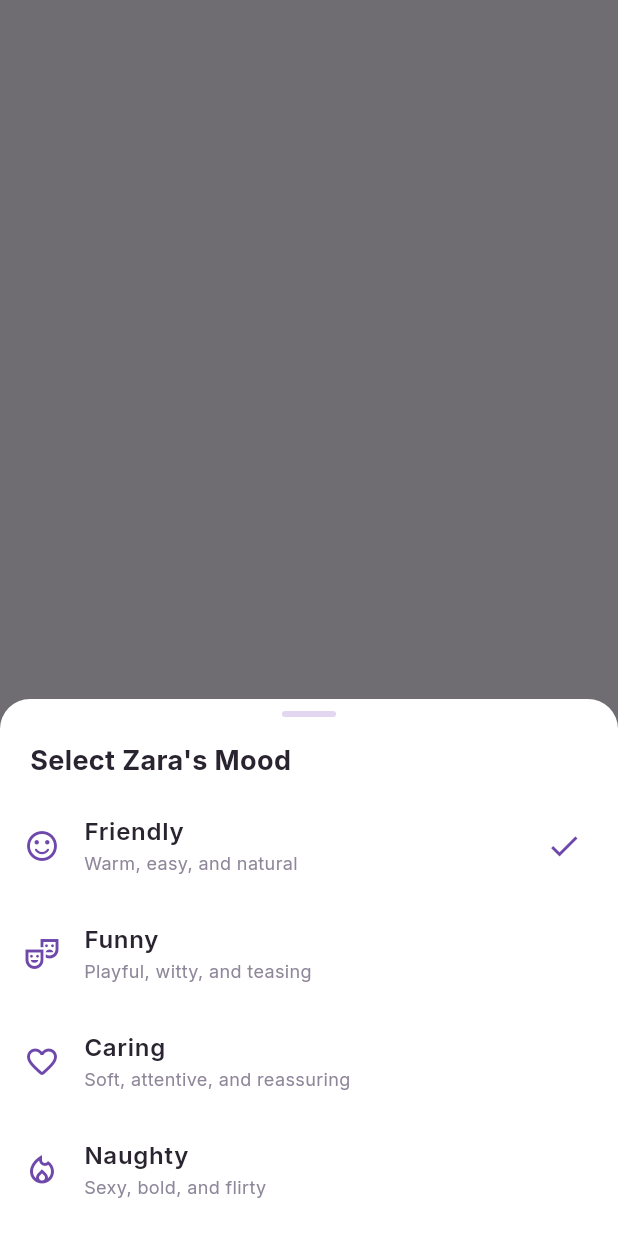
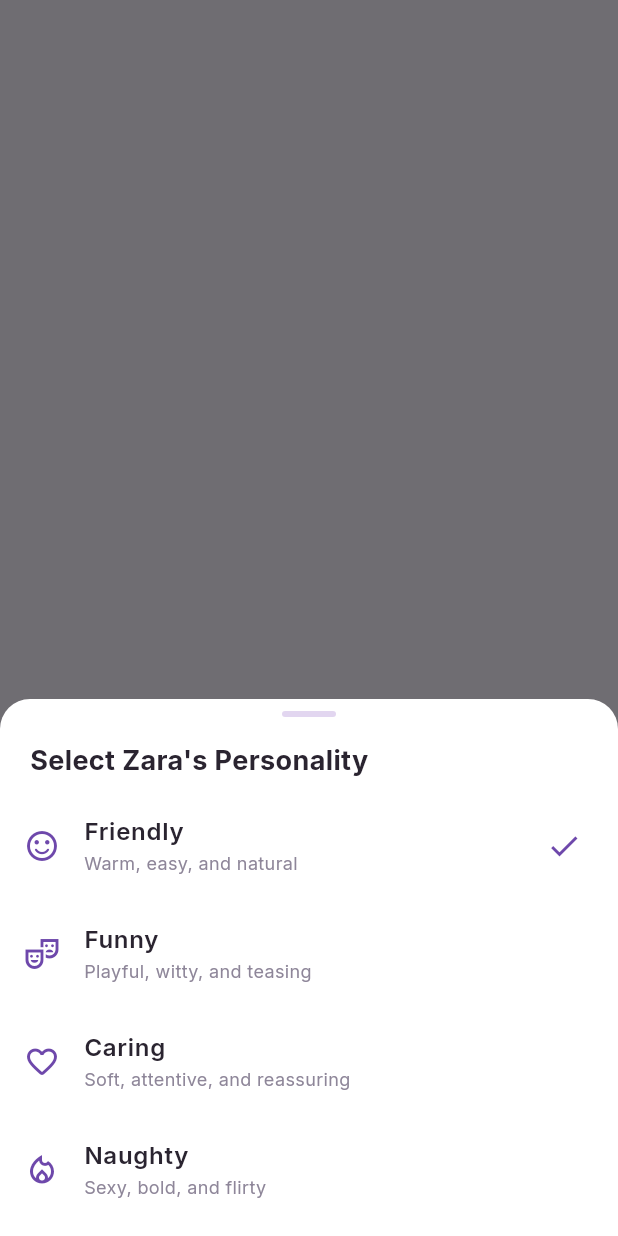
Before and after one commit to deepesh-crowstone/companion, a Flutter app: what showMoodOptionsSheet() shows on an empty page, opened directly, on a phone screen of 412 x 824 dp. Run offline on Flutter 3.47's test engine with Material 3 defaults, Android fonts, the phone set to English and light mode, and no system bars; our stand-ins replace google_fonts, just_audio, permission_handler, shared_preferences, web; missing offline and left inert: audio_session, dart:js_interop, flutter_cashfree_pg_sdk, flutter_pcm_sound, record; accounts and stored records are empty; network calls fail.

Commit message:
Rename Mood to Personality in user-facing copy and prompts.
Align the picker title, in-chat banner, and server personality instructions with the new feature name.

Co-authored-by: Cursor <cursoragent@cursor.com>

```diff
--- a/client/mia_companion/lib/widgets/mia_chat_header.dart
+++ b/client/mia_companion/lib/widgets/mia_chat_header.dart
@@ -7,7 +7,7 @@ import '../services/mood_controller.dart';
 import '../theme/mia_theme.dart';
 import 'mia_avatar.dart';
 
-/// Full-width chat header: avatar + name/status (left), mood (center), call & menu (right).
+/// Full-width chat header: avatar + name/status (left), personality (center), call & menu (right).
 class MiaChatHeader extends StatelessWidget implements PreferredSizeWidget {
   const MiaChatHeader({
     super.key,
--- a/client/mia_companion/lib/widgets/mood_change_banner.dart
+++ b/client/mia_companion/lib/widgets/mood_change_banner.dart
@@ -26,7 +26,7 @@ class MoodChangeBanner extends StatelessWidget {
               Icon(_iconFor(mood), size: 16, color: MiaColors.accentDeep),
               const SizedBox(width: 8),
               Text(
-                "You changed Zara's mood to ${mood.label}",
+                "You changed Zara's personality to ${mood.label}",
                 style: GoogleFonts.inter(
                   fontSize: 12,
                   fontWeight: FontWeight.w500,
--- a/client/mia_companion/lib/widgets/mood_options_sheet.dart
+++ b/client/mia_companion/lib/widgets/mood_options_sheet.dart
@@ -31,7 +31,7 @@ Future<void> showMoodOptionsSheet(BuildContext context) {
                 child: Align(
                   alignment: Alignment.centerLeft,
                   child: Text(
-                    "Select Zara's Mood",
+                    "Select Zara's Personality",
                     style: GoogleFonts.inter(
                       fontSize: 18,
                       fontWeight: FontWeight.w700,
```
Also changed, not shown: 1 other file.
